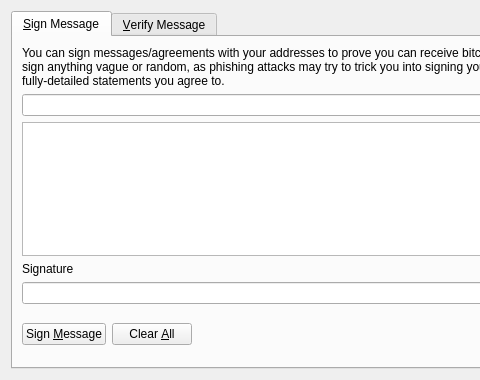
Before: the Qt Designer form src/qt/forms/signverifymessagedialog.ui in Bitcoin-ABC/bitcoin-abc, drawn with Qt 5; both pictures show x 0 to 480 and y 0 to 380 of the 700 by 380 pixel window.
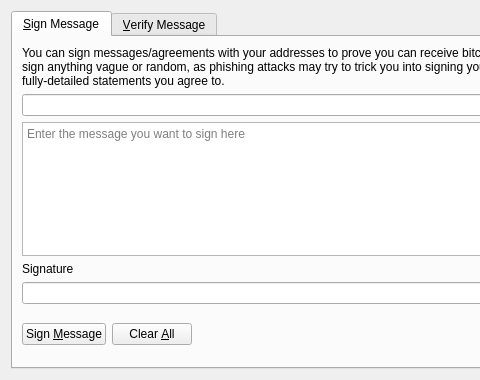
After: the same form once the commit is applied. Icons and pictures are not drawn. Custom widgets are drawn as their Qt base class.

The edit to the form file:
```diff
--- a/src/qt/forms/signverifymessagedialog.ui
+++ b/src/qt/forms/signverifymessagedialog.ui
@@ -99,6 +99,9 @@
          <property name="toolTip">
           <string>Enter the message you want to sign here</string>
          </property>
+         <property name="placeholderText">
+          <string>Enter the message you want to sign here</string>
+         </property>
         </widget>
        </item>
        <item>
```
